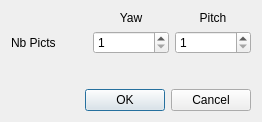
The window that papywizard/view/ui/nbPictsDialog.ui (bingostar89/Papywizard) describes before a commit, drawn with Qt 5.
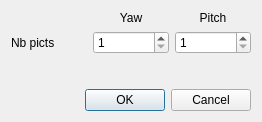
The same window after the commit. Icons and pictures are not drawn.

Patch:
```diff
--- a/papywizard/view/ui/nbPictsDialog.ui
+++ b/papywizard/view/ui/nbPictsDialog.ui
@@ -46,7 +46,7 @@
      <item row="1" column="0">
       <widget class="QLabel" name="label_2">
        <property name="text">
-        <string>Nb Picts</string>
+        <string>Nb picts</string>
        </property>
       </widget>
      </item>
```
